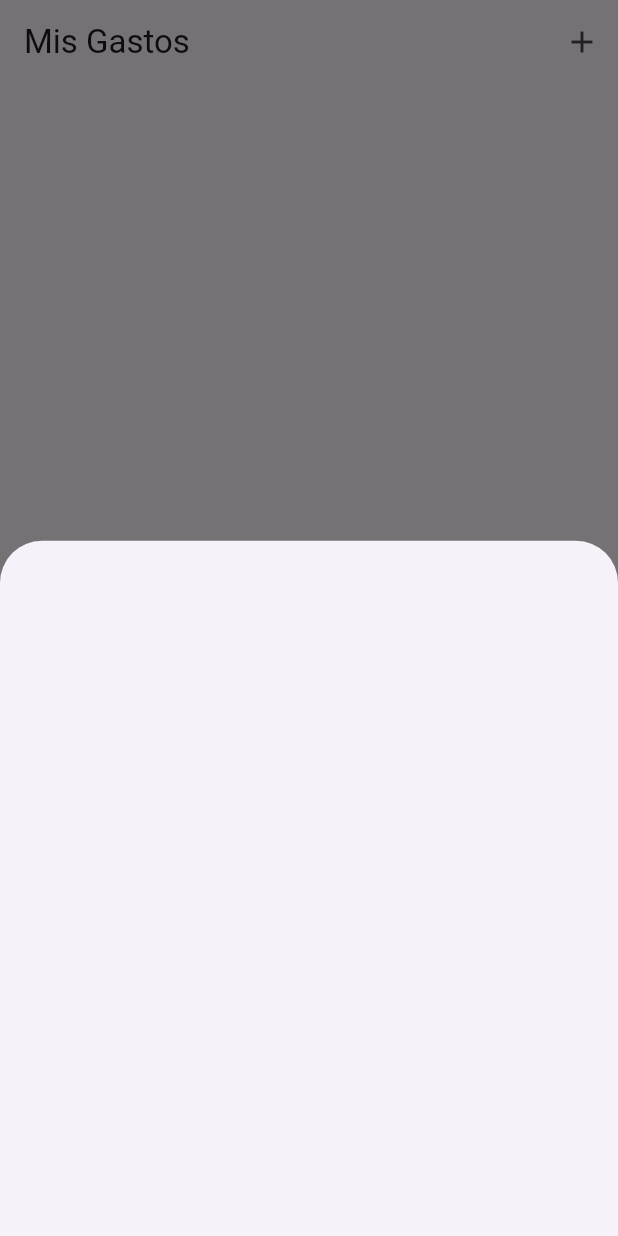
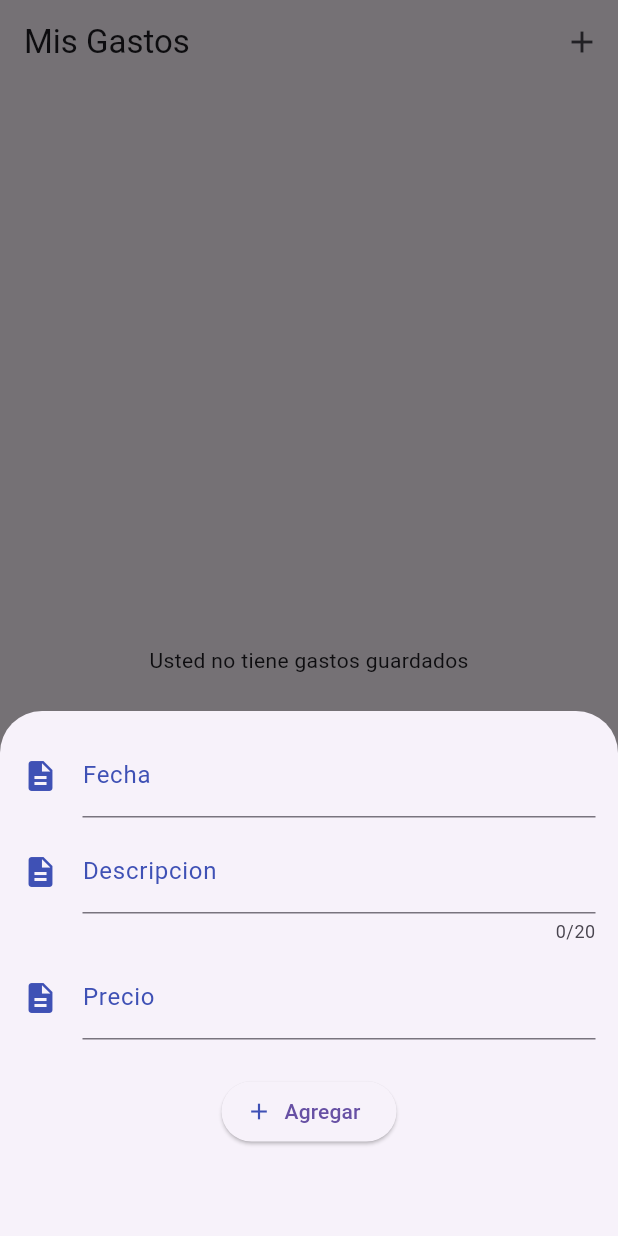
Before and after one commit to hendelacruz/my_wallet_app, a Flutter app: the screen it shows after launch, after a tap on the "add" icon, on a phone screen of 412 x 824 dp. Run offline on Flutter 3.47's test engine with Material 3 defaults, Android fonts, the phone set to English and light mode, and no system bars; our stand-ins replace flutter_slidable, form_field_validator.

Commit message:
feat: proyecto funcional-revision1

```diff
--- /dev/null
+++ b/lib/display/screens/agregar_gastos.dart
@@ -0,0 +1,120 @@
+import 'package:flutter/material.dart';
+import 'package:form_field_validator/form_field_validator.dart';
+import 'package:intl/intl.dart';
+import 'package:my_wallet_app/display/ui/text_personalizado.dart';
+import 'package:my_wallet_app/models/detalle_de_gasto.dart';
+import 'package:uuid/uuid.dart';
+
+class AgregarGastos extends StatefulWidget {
+  const AgregarGastos({
+    required this.alAgregar,
+    super.key,
+  });
+
+  final void Function(DetalleDeGasto) alAgregar;
+
+  @override
+  State<AgregarGastos> createState() => _AgregarGastosState();
+}
+
+class _AgregarGastosState extends State<AgregarGastos> {
+  final _idForm = GlobalKey<FormState>();
+  final _fechaController = TextEditingController();
+  final _fechaDetalladaController = TextEditingController();
+  final _descripcionController = TextEditingController();
+  final _precioController = TextEditingController();
+
+  selectDate() async {
+    DateTime? dateSelected = await showDatePicker(
+      context: context,
+      initialDate: DateTime.now(),
+      firstDate: DateTime(2024),
+      lastDate: DateTime(2030),
+    );
+    String formatdate = DateFormat('dd/MM/yyyy').format(dateSelected!);
+    _fechaController.text = formatdate;
+    String formatdatecomplete =
+        DateFormat('E, dd/MM/yyyy').format(dateSelected);
+    _fechaDetalladaController.text = formatdatecomplete;
+  }
+
+  @override
+  Widget build(BuildContext context) {
+    return SizedBox(
+      height: 350,
+      child: Padding(
+        padding: const EdgeInsets.all(15.0),
+        child: Form(
+          key: _idForm,
+          child: Column(
+            spacing: 8,
+            children: [
+              TextPersonalizado(
+                label: 'Fecha',
+                controller: _fechaController,
+                keyboardType: TextInputType.datetime,
+                validator: (valor) =>
+                    RequiredValidator(errorText: 'La fecha es requerida')
+                        .call(valor),
+                onTap: () {
+                  FocusScope.of(context).requestFocus(FocusNode());
+                  selectDate();
+                },
+              ),
+              TextPersonalizado(
+                label: 'Descripcion',
+                controller: _descripcionController,
+                maxLength: 20,
+                autocorrect: false,
+                validator: (valor) =>
+                    RequiredValidator(errorText: 'La descripcion es requerida')
+                        .call(valor),
+              ),
+              TextPersonalizado(
+                label: 'Precio',
+                controller: _precioController,
+                keyboardType: TextInputType.phone,
+                validator: (valor) {
+                  if (double.tryParse(valor!) == null) {
+                    return 'El precio es requerido';
+                  } else {
+                    return null;
+                  }
+                },
+              ),
+              SizedBox(
+                height: 8,
+              ),
+              ElevatedButton.icon(
+                onPressed: () {
+                  final esValido = _idForm.currentState?.validate() ?? false;
+                  if (esValido) {
+                    final id = Uuid().v1();
+                    final fecha = _fechaController.text;
+                    final fechadetallada = _fechaDetalladaController.text;
+                    final descripcion = _descripcionController.text;
+                    final precio = _precioController.text;
+
+                    final detalleDeGasto = DetalleDeGasto(
+                      id: id,
+                      fecha: fecha,
+                      fechaDetallada: fechadetallada,
+                      descripcion: descripcion,
+                      precio: precio,
+                    );
+                    widget.alAgregar(detalleDeGasto);
+                  }
+                },
+                icon: Icon(
+                  Icons.add,
+                  color: Colors.indigo,
+                ),
+                label: Text('Agregar'),
+              )
+            ],
+          ),
+        ),
+      ),
+    );
+  }
+}
--- /dev/null
+++ b/lib/display/screens/lista_de_gastos.dart
@@ -0,0 +1,42 @@
+import 'package:flutter/material.dart';
+import 'package:my_wallet_app/display/ui/tarjeta_informacion_gasto.dart';
+import 'package:my_wallet_app/models/detalle_de_gasto.dart';
+
+class ListaDeGastos extends StatefulWidget {
+  const ListaDeGastos({
+    required this.detallesDeGasto,
+    super.key,
+  });
+
+  final List<DetalleDeGasto> detallesDeGasto;
+
+  @override
+  State<ListaDeGastos> createState() => _ListaDeGastosState();
+}
+
+class _ListaDeGastosState extends State<ListaDeGastos> {
+  @override
+  Widget build(BuildContext context) {
+    if (widget.detallesDeGasto.isEmpty) {
+      return Center(
+        child: Text(
+          'Usted no tiene gastos guardados',
+        ),
+      );
+    }
+    return ListView(
+      padding: EdgeInsets.symmetric(vertical: 10, horizontal: 8),
+      children: widget.detallesDeGasto.map((detalleDeGasto) {
+        return TarjetaInformacionGasto(
+          detalleDeGasto: detalleDeGasto,
+          alBorrar: (detalleDeGasto) {
+            setState(() {
+              widget.detallesDeGasto
+                  .removeWhere((elemento) => elemento.id == detalleDeGasto.id);
+            });
+          },
+        );
+      }).toList(),
+    );
+  }
+}
--- /dev/null
+++ b/lib/display/screens/pagina_general.dart
@@ -0,0 +1,50 @@
+import 'package:flutter/material.dart';
+import 'package:my_wallet_app/display/screens/agregar_gastos.dart';
+import 'package:my_wallet_app/display/screens/lista_de_gastos.dart';
+import 'package:my_wallet_app/models/detalle_de_gasto.dart';
+
+class PaginaGeneral extends StatefulWidget {
+  const PaginaGeneral({super.key});
+
+  @override
+  State<PaginaGeneral> createState() => _PaginaGeneralState();
+}
+
+class _PaginaGeneralState extends State<PaginaGeneral> {
+  final detallesDeGasto = <DetalleDeGasto>[];
+  int bandera = 0;
+  @override
+  Widget build(BuildContext context) {
+    return Scaffold(
+      appBar: AppBar(
+        title: Text(
+          'Mis Gastos',
+        ),
+        actions: [
+          IconButton(
+            onPressed: () {
+              showModalBottomSheet(
+                context: context,
+                builder: (_) {
+                  return AgregarGastos(
+                    alAgregar: (detalleDeGasto) {
+                      setState(() {
+                        bandera = 1;
+                        detallesDeGasto.add(detalleDeGasto);
+                        Navigator.pop(context);
+                      });
+                    },
+                  );
+                },
+              );
+            },
+            icon: Icon(Icons.add),
+          )
+        ],
+      ),
+      body: Center(
+        child: ListaDeGastos(detallesDeGasto: detallesDeGasto),
+      ),
+    );
+  }
+}
--- /dev/null
+++ b/lib/display/ui/text_personalizado.dart
@@ -0,0 +1,48 @@
+import 'package:flutter/material.dart';
+import 'package:flutter/services.dart';
+
+class TextPersonalizado extends StatelessWidget {
+  const TextPersonalizado({
+    super.key,
+    required this.label,
+    this.autocorrect = true,
+    this.controller,
+    this.inputFormatters,
+    this.keyboardType,
+    this.maxLength,
+    this.validator,
+    this.onTap,
+  });
+
+  final String label;
+  final bool autocorrect;
+  final TextEditingController? controller;
+  final List<TextInputFormatter>? inputFormatters;
+  final TextInputType? keyboardType;
+  final int? maxLength;
+  final String? Function(String?)? validator;
+  final void Function()? onTap;
+
+  @override
+  Widget build(BuildContext context) {
+    return TextFormField(
+      validator: validator,
+      autocorrect: autocorrect,
+      inputFormatters: inputFormatters,
+      keyboardType: keyboardType,
+      controller: controller,
+      maxLength: maxLength,
+      decoration: InputDecoration(
+        icon: Icon(
+          Icons.description,
+          color: Colors.indigo,
+        ),
+        label: Text(
+          label,
+          style: TextStyle(color: Colors.indigo),
+        ),
+      ),
+      onTap: onTap,
+    );
+  }
+}
--- a/lib/main.dart
+++ b/lib/main.dart
@@ -1,6 +1,10 @@
 import 'package:flutter/material.dart';
+import 'package:intl/date_symbol_data_local.dart';
+import 'package:intl/intl.dart';
 import 'package:my_wallet_app/main_app.dart';
 
 void main() {
+  Intl.defaultLocale = 'es_PE';
+  initializeDateFormatting('es_PE', null);
   runApp(const MainApp());
 }
--- a/lib/main_app.dart
+++ b/lib/main_app.dart
@@ -1,5 +1,7 @@
 import 'package:flutter/material.dart';
-import 'package:my_wallet_app/screens/pagina_general.dart';
+//import 'package:my_wallet_app/screens/agregar_gastos.dart';
+import 'package:my_wallet_app/display/screens/pagina_general.dart';
+//import 'package:my_wallet_app/screens/pagina_general.dart';
 
 class MainApp extends StatelessWidget {
   const MainApp({super.key});
--- /dev/null
+++ b/lib/models/detalle_de_gasto.dart
@@ -0,0 +1,15 @@
+class DetalleDeGasto {
+  final String id;
+  final String fecha;
+  final String fechaDetallada;
+  final String descripcion;
+  final String precio;
+
+  DetalleDeGasto({
+    required this.id,
+    required this.fecha,
+    required this.fechaDetallada,
+    required this.descripcion,
+    required this.precio,
+  });
+}
--- a/lib/screens/pagina_general.dart
+++ /dev/null
@@ -1,33 +0,0 @@
-import 'package:flutter/material.dart';
-
-class PaginaGeneral extends StatefulWidget {
-  const PaginaGeneral({super.key});
-
-  @override
-  State<PaginaGeneral> createState() => _PaginaGeneralState();
-}
-
-class _PaginaGeneralState extends State<PaginaGeneral> {
-  @override
-  Widget build(BuildContext context) {
-    return Scaffold(
-        appBar: AppBar(
-      title: Text(
-        'Mis Gastos',
-      ),
-      actions: [
-        IconButton(
-          onPressed: () {
-            showModalBottomSheet(
-              context: context,
-              builder: (_) {
-                return Container();
-              },
-            );
-          },
-          icon: Icon(Icons.add),
-        )
-      ],
-    ));
-  }
-}
```
Also changed, not shown: lib/display/ui/tarjeta_informacion_gasto.dart (added, +39 -0 lines), lib/screens/agregar_gasto.dart (deleted, +0 -15 lines), pubspec.yaml (+7 -0 lines), assets/images/list.gif (added), pubspec.lock.
